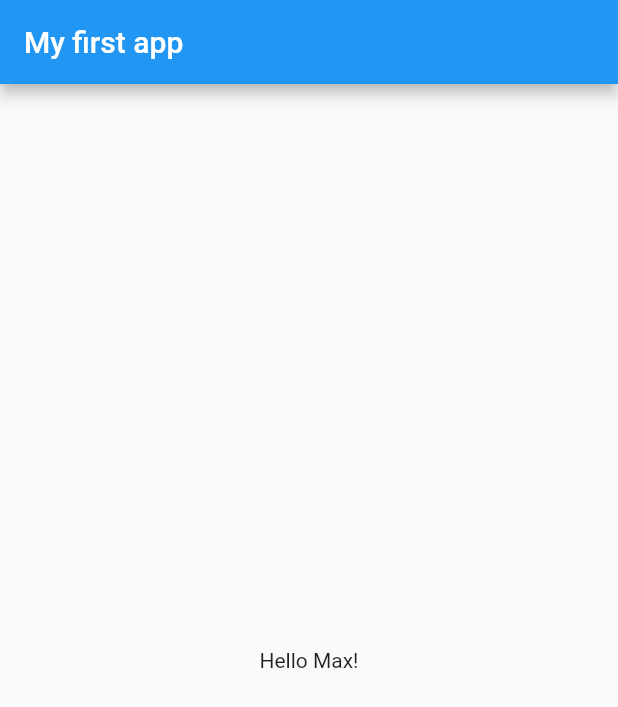
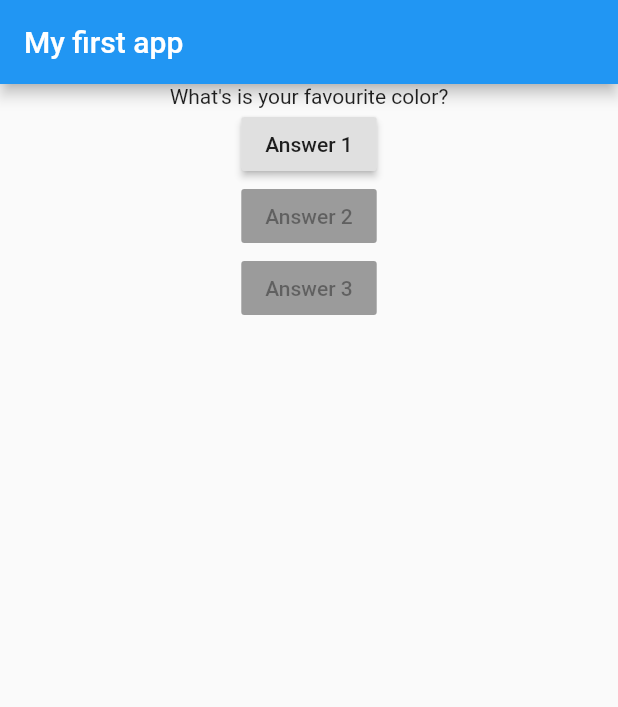
Before and after one commit to vinchris/first_ms_app, a Flutter app: the screen it shows after launch, on a phone screen of 412 x 824 dp. Shown: the top 707 px of the screen. Run offline on Flutter 3.47's test engine with Material 2 defaults, Android fonts, the phone set to English and light mode, and no system bars.

Commit message:
main converted to stateful
MyApp converted to a stateful widget in order to render the updated values in the UI once the user clicks a button

```diff
--- a/lib/main.dart
+++ b/lib/main.dart
@@ -2,14 +2,52 @@ import 'package:flutter/material.dart';
 
 void main() => runApp(MyApp());
 
-class MyApp extends StatelessWidget {
+class MyApp extends StatefulWidget {
+  @override
+  _MyAppState createState() => _MyAppState();
+}
+
+class _MyAppState extends State<MyApp> {
+
+    var questionIndex = 0;
+    var questions = [
+      "What's is your favourite color?",
+      "What's is your favourite animal?"
+    ];
+
+    showAnswer(){
+      setState(() {
+      questionIndex = questionIndex + 1;
+      });
+      print('questionIndex: '+questionIndex.toString());
+    }
   @override
   Widget build(BuildContext context) {
     return MaterialApp(
       debugShowCheckedModeBanner: false,
       home: Scaffold(
-        appBar: AppBar(title: Text("My first app"),),
-        body:  Center(child:Text("Hello Max!"),),
+        appBar: AppBar(
+          title: Text("My first app"),
+        ),
+        body: Center(
+          child: Column(
+            children: [
+              Text(questions[questionIndex]),
+              RaisedButton(
+                child: Text("Answer 1"),
+                onPressed: showAnswer,
+              ),
+              RaisedButton(
+                child: Text("Answer 2"),
+                onPressed: null,
+              ),
+              RaisedButton(
+                child: Text("Answer 3"),
+                onPressed: null,
+              )
+            ],
+          ),
+        ),
       ),
     );
   }
```
